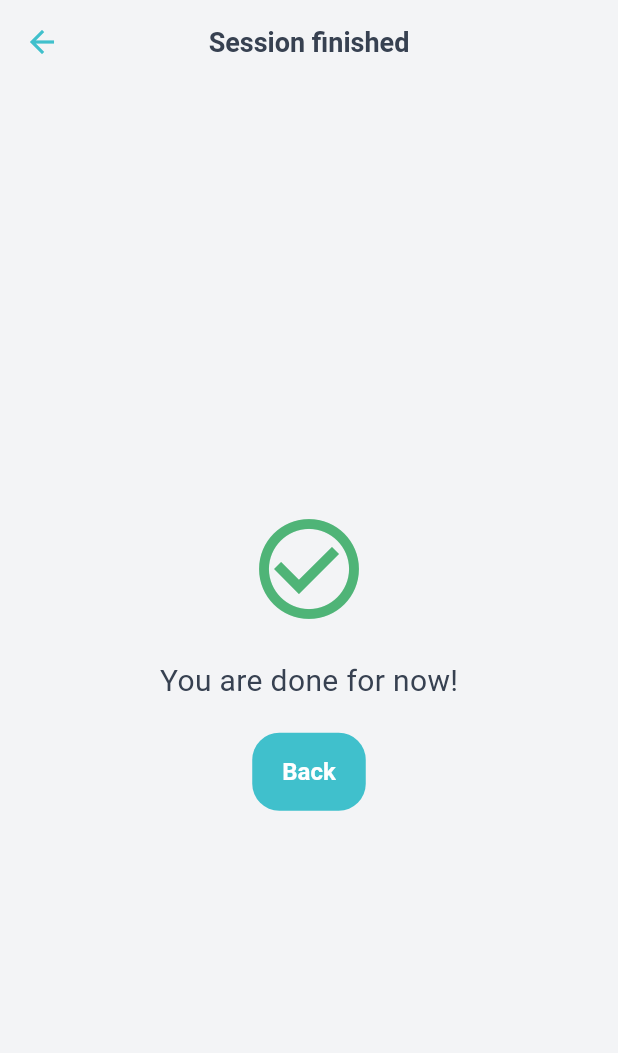
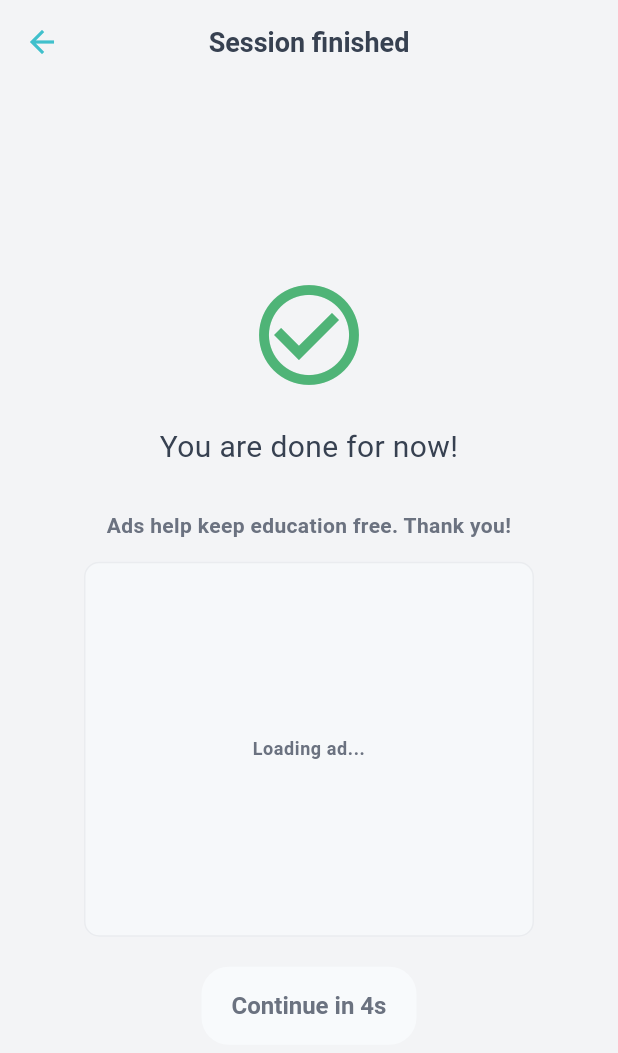
Before and after one commit to JavierPonce29/FlashLingo, a Flutter app: the StudyPage screen opened directly with empty values, on a phone screen of 412 x 824 dp. Shown: the top 1053 px of the screen. Run offline on Flutter 3.47's test engine with Material 3 defaults, Android fonts, the light colour scheme and no system bars; our stand-ins replace file_picker, fl_chart, flutter_heatmap_calendar, flutter_riverpod, google_mobile_ads, isar and 5 more; missing offline and left inert: flutter_inappwebview; accounts and stored records are empty; generated files the repository leaves out were written again; network calls fail; project files that could hold a hidden picture were left out.

Commit message:
Version 0.13.0 -- Treceava version estable (Adicion de los banners publicitarios)

```diff
--- /dev/null
+++ b/lib/features/ads/app_ads.dart
@@ -0,0 +1,70 @@
+import 'package:flutter/foundation.dart';
+import 'package:flutter/services.dart';
+import 'package:google_mobile_ads/google_mobile_ads.dart';
+
+abstract final class AppAds {
+  static const Duration finishedScreenLock = Duration(seconds: 5);
+  static const AdSize studyBannerSize = AdSize.banner;
+  static const AdSize finishedBannerSize = AdSize.mediumRectangle;
+
+  static const String _androidFixedBannerTestUnitId =
+      'ca-app-pub-3940256099942544/6300978111';
+  static const String _iosFixedBannerTestUnitId =
+      'ca-app-pub-3940256099942544/2934735716';
+
+  static const String studyBannerAndroidUnitId = String.fromEnvironment(
+    'ADMOB_ANDROID_STUDY_BANNER_UNIT_ID',
+    defaultValue: _androidFixedBannerTestUnitId,
+  );
+  static const String studyBannerIosUnitId = String.fromEnvironment(
+    'ADMOB_IOS_STUDY_BANNER_UNIT_ID',
+    defaultValue: _iosFixedBannerTestUnitId,
+  );
+  static const String finishedBannerAndroidUnitId = String.fromEnvironment(
+    'ADMOB_ANDROID_FINISHED_BANNER_UNIT_ID',
+    defaultValue: _androidFixedBannerTestUnitId,
+  );
+  static const String finishedBannerIosUnitId = String.fromEnvironment(
+    'ADMOB_IOS_FINISHED_BANNER_UNIT_ID',
+    defaultValue: _iosFixedBannerTestUnitId,
+  );
+
+  static bool get isSupportedPlatform {
+    if (kIsWeb) return false;
+    return defaultTargetPlatform == TargetPlatform.android ||
+        defaultTargetPlatform == TargetPlatform.iOS;
+  }
+
+  static String get studyBannerUnitId {
+    switch (defaultTargetPlatform) {
+      case TargetPlatform.android:
+        return studyBannerAndroidUnitId;
+      case TargetPlatform.iOS:
+        return studyBannerIosUnitId;
+      default:
+        return '';
+    }
+  }
+
+  static String get finishedBannerUnitId {
+    switch (defaultTargetPlatform) {
+      case TargetPlatform.android:
+        return finishedBannerAndroidUnitId;
+      case TargetPlatform.iOS:
+        return finishedBannerIosUnitId;
+      default:
+        return '';
+    }
+  }
+}
+
+Future<void> initializeAppAds() async {
+  if (!AppAds.isSupportedPlatform) return;
+  try {
+    await MobileAds.instance.initialize();
+  } on MissingPluginException catch (error) {
+    debugPrint('Google Mobile Ads no disponible en esta plataforma: $error');
+  } catch (error) {
+    debugPrint('No se pudo inicializar Google Mobile Ads: $error');
+  }
+}
--- /dev/null
+++ b/lib/features/ads/fixed_banner_ad_slot.dart
@@ -0,0 +1,132 @@
+import 'package:flutter/material.dart';
+import 'package:google_mobile_ads/google_mobile_ads.dart';
+
+import 'package:flashcards_app/features/ads/app_ads.dart';
+
+class FixedBannerAdSlot extends StatefulWidget {
+  const FixedBannerAdSlot({
+    super.key,
+    required this.adUnitId,
+    required this.size,
+    this.loadingLabel,
+    this.reserveSpace = true,
+  });
+
+  final String adUnitId;
+  final AdSize size;
+  final String? loadingLabel;
+  final bool reserveSpace;
+
+  @override
+  State<FixedBannerAdSlot> createState() => _FixedBannerAdSlotState();
+}
+
+class _FixedBannerAdSlotState extends State<FixedBannerAdSlot> {
+  BannerAd? _bannerAd;
+  bool _isLoaded = false;
+
+  @override
+  void initState() {
+    super.initState();
+    _loadAd();
+  }
+
+  @override
+  void didUpdateWidget(covariant FixedBannerAdSlot oldWidget) {
+    super.didUpdateWidget(oldWidget);
+    if (oldWidget.adUnitId != widget.adUnitId ||
+        oldWidget.size != widget.size) {
+      _disposeAd();
+      _loadAd();
+    }
+  }
+
+  @override
+  void dispose() {
+    _disposeAd();
+    super.dispose();
+  }
+
+  void _loadAd() {
+    if (!AppAds.isSupportedPlatform || widget.adUnitId.isEmpty) return;
+    final bannerAd = BannerAd(
+      adUnitId: widget.adUnitId,
+      request: const AdRequest(),
+      size: widget.size,
+      listener: BannerAdListener(
+        onAdLoaded: (ad) {
+          if (!mounted) {
+            ad.dispose();
+            return;
+          }
+          setState(() {
+            _bannerAd = ad as BannerAd;
+            _isLoaded = true;
+          });
+        },
+        onAdFailedToLoad: (ad, error) {
+          debugPrint('Banner ad failed to load: $error');
+          ad.dispose();
+          if (!mounted) return;
+          setState(() {
+            _bannerAd = null;
+            _isLoaded = false;
+          });
+        },
+      ),
+    );
+    _bannerAd = bannerAd;
+    bannerAd.load();
+  }
+
+  void _disposeAd() {
+    _bannerAd?.dispose();
+    _bannerAd = null;
+    _isLoaded = false;
+  }
+
+  @override
+  Widget build(BuildContext context) {
+    if (!AppAds.isSupportedPlatform || widget.adUnitId.isEmpty) {
+      return const SizedBox.shrink();
+    }
+
+    final width = widget.size.width.toDouble();
+    final height = widget.size.height.toDouble();
+
+    if (_isLoaded && _bannerAd != null) {
+      return SizedBox(
+        width: width,
+        height: height,
+        child: AdWidget(ad: _bannerAd!),
+      );
+    }
+
+    if (!widget.reserveSpace) {
+      return const SizedBox.shrink();
+    }
+
+    final scheme = Theme.of(context).colorScheme;
+    return SizedBox(
+      width: width,
+      height: height,
+      child: DecoratedBox(
+        decoration: BoxDecoration(
+          color: scheme.surfaceContainerHighest.withValues(alpha: 0.65),
+          borderRadius: BorderRadius.circular(10),
+          border: Border.all(color: scheme.outlineVariant),
+        ),
+        child: Center(
+          child: Text(
+            widget.loadingLabel ?? '',
+            textAlign: TextAlign.center,
+            style: Theme.of(context).textTheme.bodySmall?.copyWith(
+              color: scheme.onSurfaceVariant,
+              fontWeight: FontWeight.w600,
+            ),
+          ),
+        ),
+      ),
+    );
+  }
+}
--- a/lib/features/study_session/study_page.dart
+++ b/lib/features/study_session/study_page.dart
@@ -11,6 +11,8 @@ import 'package:flashcards_app/data/models/review_log.dart';
 import 'package:flashcards_app/data/models/study_session.dart';
 import 'package:flashcards_app/data/models/study_session_history.dart';
 import 'package:flashcards_app/data/utils/study_day.dart';
+import 'package:flashcards_app/features/ads/app_ads.dart';
+import 'package:flashcards_app/features/ads/fixed_banner_ad_slot.dart';
 import 'package:flashcards_app/features/onboarding/guided_tour_controller.dart';
 import 'package:flashcards_app/features/onboarding/tour_widgets.dart';
 import 'package:flashcards_app/features/study_session/html_generator.dart';
@@ -62,6 +64,8 @@ class _StudyPageState extends ConsumerState<StudyPage> {
   final GlobalKey _showAnswerKey = GlobalKey();
   final GlobalKey _ratingControlsKey = GlobalKey();
   final GlobalKey _finishedBackButtonKey = GlobalKey();
+  Timer? _finishedAdTimer;
+  int _finishedAdSecondsRemaining = 0;
   @override
   void initState() {
     super.initState();
@@ -73,6 +77,10 @@ class _StudyPageState extends ConsumerState<StudyPage> {
         ? widget.sessionId!.trim()
         : '${widget.packName}-${DateTime.now().microsecondsSinceEpoch}';
     _sessionStartedAt = widget.sessionStartedAt ?? DateTime.now();
+    if (_isFinished && AppAds.isSupportedPlatform) {
+      _finishedAdSecondsRemaining = AppAds.finishedScreenLock.inSeconds;
+      _startFinishedAdCountdown();
+    }
     _markCurrentCardShown();
     _startDeckSettingsWatcher();
     _refreshDeckSettingsFromDb(reloadHtml: true);
@@ -85,12 +93,15 @@ class _StudyPageState extends ConsumerState<StudyPage> {
   @override
   void dispose() {
     _deckSettingsSubscription?.cancel();
+    _finishedAdTimer?.cancel();
     _disposeWriteControllers();
     super.dispose();
   }
 
   bool get _isFinished => currentIndex >= studyQueue.length;
   bool get _undoEnabled => _currentDeckSettings?.enableUndo ?? true;
+  bool get _isFinishedAdLocked =>
+      AppAds.isSupportedPlatform && _finishedAdSecondsRemaining > 0;
 
   Map<String, dynamic> _decodeExtraData(String? rawExtra) {
     if (rawExtra == null || rawExtra.isEmpty) return <String, dynamic>{};
@@ -370,12 +381,33 @@ class _StudyPageState extends ConsumerState<StudyPage> {
     }
   }
 
+  void _startFinishedAdCountdown() {
+    if (!AppAds.isSupportedPlatform || _finishedAdTimer != null) return;
+    _finishedAdTimer = Timer.periodic(const Duration(seconds: 1), (timer) {
+      if (!mounted) {
+        timer.cancel();
+        return;
+      }
+      if (_finishedAdSecondsRemaining <= 1) {
+        timer.cancel();
+        setState(() {
+          _finishedAdTimer = null;
+          _finishedAdSecondsRemaining = 0;
+        });
+        return;
+      }
+      setState(() {
+        _finishedAdSecondsRemaining--;
+      });
+    });
+  }
+
   @override
   Widget build(BuildContext context) {
     final guidedTourState = ref.watch(guidedTourProvider);
 
     return PopScope(
-      canPop: !guidedTourState.step.isStudyStep,
+      canPop: !guidedTourState.step.isStudyStep && !_isFinishedAdLocked,
       onPopInvokedWithResult: (didPop, _) async {
         if (!didPop) {
           return;
@@ -396,10 +428,14 @@ class _StudyPageState extends ConsumerState<StudyPage> {
     final l10n = context.l10n;
     final isTourFinishedStep =
         guidedTourState.step == GuidedTourStep.studyFinishedExplain;
+    final isLocked = _isFinishedAdLocked;
 
     final page = Scaffold(
       appBar: AppBar(title: Text(l10n.tr('study_finished_title'))),
-      body: Center(
+      body: SafeArea(
+        child: Center(
+          child: SingleChildScrollView(
+            padding: const EdgeInsets.symmetric(horizontal: 24, vertical: 24),
             child: Column(
               mainAxisAlignment: MainAxisAlignment.center,
               children: [
@@ -412,12 +448,33 @@ class _StudyPageState extends ConsumerState<StudyPage> {
                 Text(
                   l10n.tr('study_finished_message'),
                   style: const TextStyle(fontSize: 20),
-            ),
+                  textAlign: TextAlign.center,
+                ),
+                if (AppAds.isSupportedPlatform) ...[
+                  const SizedBox(height: 28),
+                  Text(
+                    l10n.tr('study_ad_support_message'),
+                    textAlign: TextAlign.center,
+                    style: Theme.of(context).textTheme.bodyMedium?.copyWith(
+                      fontWeight: FontWeight.w600,
+                      color: Theme.of(context).colorScheme.onSurfaceVariant,
+                    ),
+                  ),
+                  const SizedBox(height: 14),
+                  FixedBannerAdSlot(
+                    key: const ValueKey('finished-session-ad'),
+                    adUnitId: AppAds.finishedBannerUnitId,
+                    size: AppAds.finishedBannerSize,
+                    loadingLabel: l10n.tr('study_ad_loading'),
+                  ),
+                ],
                 const SizedBox(height: 20),
                 KeyedSubtree(
                   key: _finishedBackButtonKey,
                   child: ElevatedButton(
-                onPressed: () {
+                    onPressed: isLocked
+                        ? null
+                        : () {
                             if (isTourFinishedStep) {
                               ref
                                   .read(guidedTourProvider.notifier)
@@ -427,10 +484,21 @@ class _StudyPageState extends ConsumerState<StudyPage> {
                             }
                             Navigator.pop(context);
                           },
-                child: Text(l10n.tr('common_back')),
+                    child: Text(
+                      isLocked
+                          ? l10n.tr(
+                              'study_ad_continue_in',
+                              params: <String, Object?>{
+                                'seconds': _finishedAdSecondsRemaining,
+                              },
+                            )
+                          : l10n.tr('common_back'),
+                    ),
                   ),
                 ),
               ],
+            ),
+          ),
         ),
       ),
     );
@@ -488,6 +556,18 @@ class _StudyPageState extends ConsumerState<StudyPage> {
       ),
       body: Column(
         children: [
+          if (AppAds.isSupportedPlatform)
+            Padding(
+              padding: const EdgeInsets.fromLTRB(0, 8, 0, 4),
+              child: Center(
+                child: FixedBannerAdSlot(
+                  key: ValueKey('study-ad-${card.id}-$currentIndex'),
+                  adUnitId: AppAds.studyBannerUnitId,
+                  size: AppAds.studyBannerSize,
+                  loadingLabel: l10n.tr('study_ad_loading'),
+                ),
+              ),
+            ),
           Expanded(
             child: InAppWebView(
               initialSettings: InAppWebViewSettings(
@@ -1199,6 +1279,10 @@ class _StudyPageState extends ConsumerState<StudyPage> {
         currentIndex++;
         _cardShownAt = null;
       });
+      if (AppAds.isSupportedPlatform) {
+        _finishedAdSecondsRemaining = AppAds.finishedScreenLock.inSeconds;
+        _startFinishedAdCountdown();
+      }
       ref.read(guidedTourProvider.notifier).onStudyQueueFinished();
       await _completeSessionIfNeeded();
     }
--- a/lib/l10n/app_strings_en.dart
+++ b/lib/l10n/app_strings_en.dart
@@ -515,6 +515,9 @@ const Map<String, String> appStringsEn = <String, String>{
   'stats_tomorrow': 'Tom',
   'study_finished_title': 'Session finished',
   'study_finished_message': 'You are done for now!',
+  'study_ad_support_message': 'Ads help keep education free. Thank you!',
+  'study_ad_loading': 'Loading ad...',
+  'study_ad_continue_in': 'Continue in {seconds}s',
   'study_progress': 'Studying ({current}/{total})',
   'study_undo': 'Undo last action',
   'study_show_reading': 'Show reading / notes',
--- a/lib/l10n/app_strings_es.dart
+++ b/lib/l10n/app_strings_es.dart
@@ -525,6 +525,10 @@ const Map<String, String> appStringsEs = <String, String>{
   'stats_tomorrow': 'Man',
   'study_finished_title': 'Sesion finalizada',
   'study_finished_message': 'Has terminado por ahora!',
+  'study_ad_support_message':
+      'La publicidad permite que la educacion sea gratuita. Gracias!',
+  'study_ad_loading': 'Cargando publicidad...',
+  'study_ad_continue_in': 'Continuar en {seconds}s',
   'study_progress': 'Estudiando ({current}/{total})',
   'study_undo': 'Deshacer ultimo',
   'study_show_reading': 'Mostrar lectura / notas',
--- a/lib/main.dart
+++ b/lib/main.dart
@@ -2,14 +2,16 @@ import 'package:flutter/material.dart';
 import 'package:flutter_localizations/flutter_localizations.dart';
 import 'package:flutter_riverpod/flutter_riverpod.dart';
 
+import 'package:flashcards_app/features/ads/app_ads.dart';
 import 'package:flashcards_app/features/home/home_page.dart';
 import 'package:flashcards_app/features/settings/app_language_controller.dart';
 import 'package:flashcards_app/features/settings/app_theme_mode_controller.dart';
 import 'package:flashcards_app/l10n/app_localizations.dart';
 import 'package:flashcards_app/theme/app_theme.dart';
 
-void main() {
+Future<void> main() async {
   WidgetsFlutterBinding.ensureInitialized();
+  await initializeAppAds();
 
   runApp(const ProviderScope(child: MyApp()));
 }
--- a/pubspec.yaml
+++ b/pubspec.yaml
@@ -55,6 +55,7 @@ dependencies:
   url_launcher: ^6.3.2
   share_plus: ^10.0.2
   cross_file: ^0.3.4+2
+  google_mobile_ads: ^8.0.0
 
   #Utilidades JSON
   json_annotation: ^4.8.1
```
Also changed, not shown: pubspec.lock, 5 other files. Lines whose indentation alone changed are shown as unchanged.
